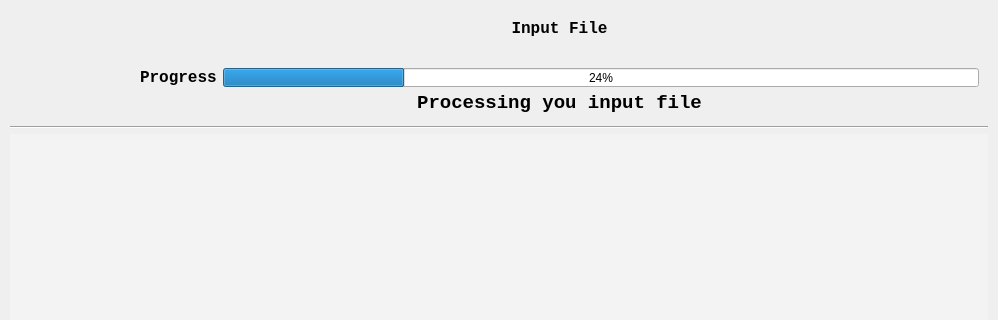
Qt form p2pp.ui (vhspace/p2pp) before a commit; both pictures show x 0 to 998 and y 0 to 320 of the 998 by 750 pixel window.
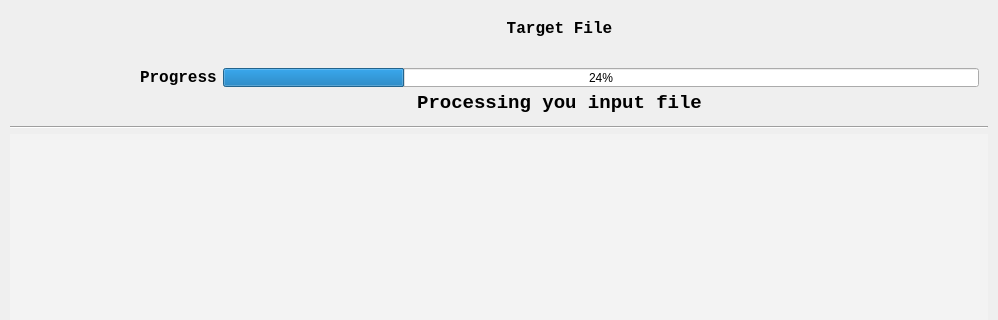
The same form after that commit. Icons and pictures are not drawn.

The edit to the form file:
```diff
--- a/p2pp.ui
+++ b/p2pp.ui
@@ -97,7 +97,7 @@
             </font>
            </property>
            <property name="text">
-            <string>Input File</string>
+            <string>Target File</string>
            </property>
            <property name="alignment">
             <set>Qt::AlignCenter</set>
```
